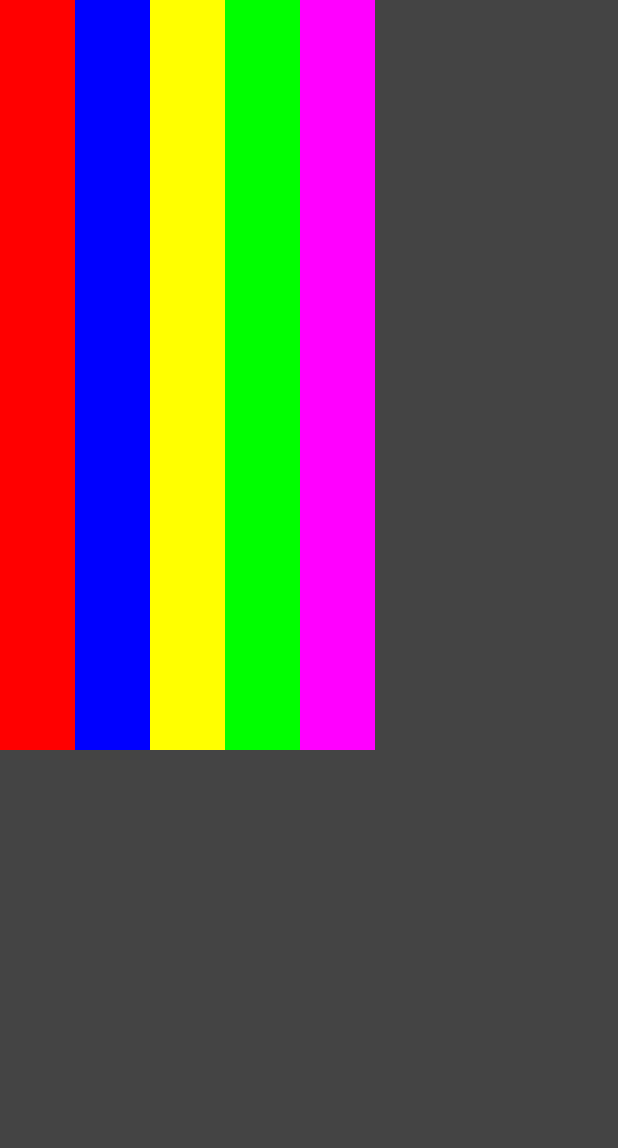
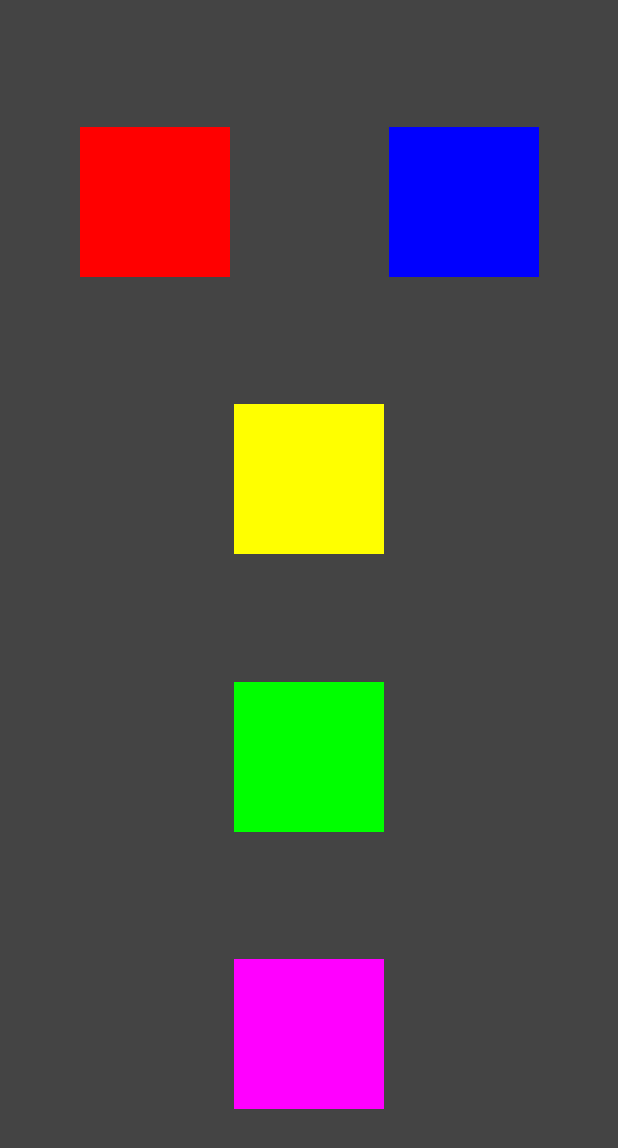
Before and after one commit to MirzaUkas/LearnCompose, an Android app built with Jetpack Compose: the screen it shows after launch (MainActivity), on a phone screen of 412 x 824 dp. Shown: the top 1148 px of the screen. Run offline under Robolectric (Android 15) with nearby library versions, the phone set to English and light mode, and no system bars.

Commit message:
Row and Column

```diff
--- a/app/src/main/java/mirz/study/learncompose/MainActivity.kt
+++ b/app/src/main/java/mirz/study/learncompose/MainActivity.kt
@@ -30,24 +30,35 @@ class MainActivity : ComponentActivity() {
 fun MainScreen() {
     Surface(color = Color.DarkGray, modifier = Modifier.fillMaxSize()) {
 
-        Row {
-            HorizontalBar(Color.Red)
-            HorizontalBar(Color.Blue)
-            HorizontalBar(Color.Yellow)
-            HorizontalBar(Color.Green)
-            HorizontalBar(Color.Magenta)
+        Column(
+            modifier = Modifier.fillMaxSize(),
+            verticalArrangement = Arrangement.SpaceEvenly,
+            horizontalAlignment = Alignment.CenterHorizontally
+        ) {
+            Row(
+                modifier = Modifier.fillMaxWidth(),
+                horizontalArrangement = Arrangement.SpaceAround,
+                verticalAlignment = Alignment.CenterVertically
+            ) {
+                ColoredSquare(Color.Red)
+                ColoredSquare(Color.Blue)
+            }
+            ColoredSquare(Color.Yellow)
+            ColoredSquare(Color.Green)
+            ColoredSquare(Color.Magenta)
         }
+
 
     }
 }
 
 @Composable
-fun HorizontalBar(color: Color){
+fun ColoredSquare(color: Color) {
     Surface(
         color = color,
         modifier = Modifier
-            .height(500.dp)
-            .width(50.dp)
+            .height(100.dp)
+            .width(100.dp)
 
     ) {}
 }
```
